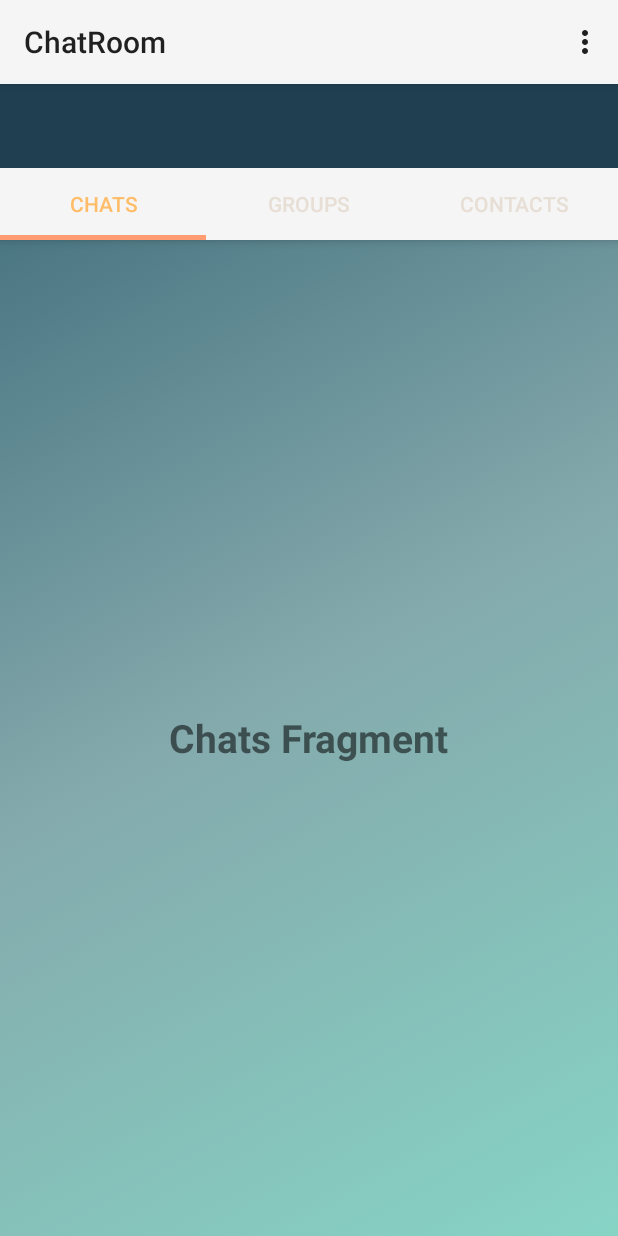
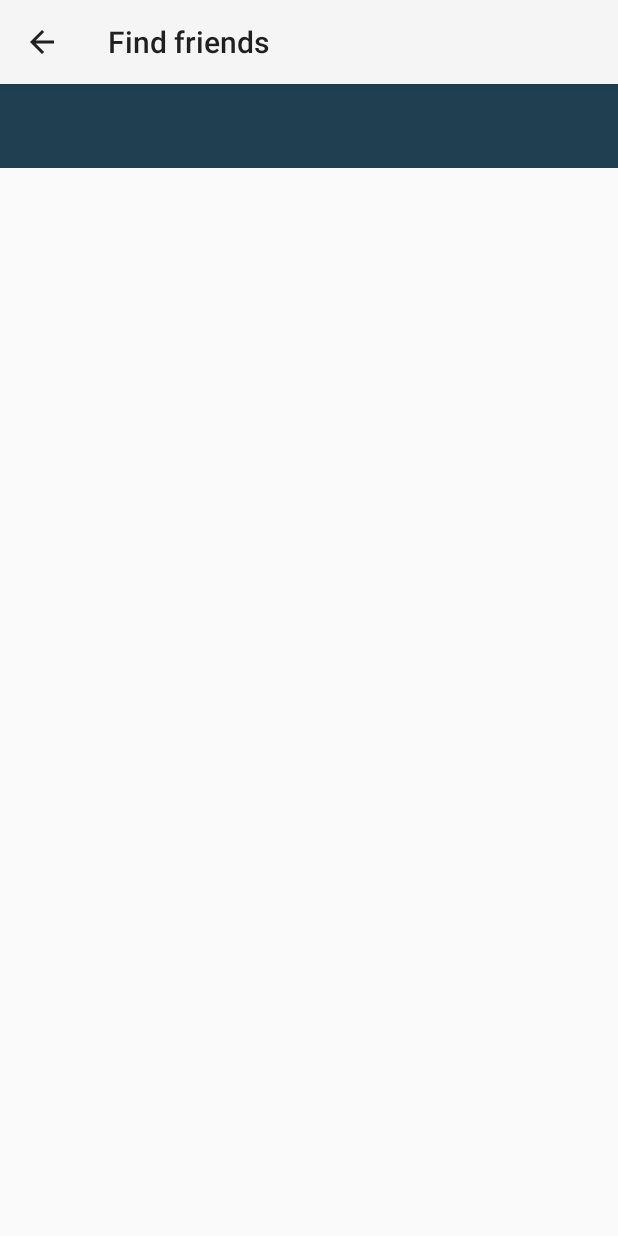
Before and after one commit to Prayanshu1308/ChatRoom, an Android app: the MainActivity screen opened directly, with no data from a screen before it, in the options menu, after a tap on "Find friends", on a phone screen of 412 x 824 dp. Run offline under Robolectric (Android 15) with nearby library versions, the phone set to English and light mode, and no system bars; our stand-ins replace CircleImageView, Firebase (no records; nobody signed in at launch, a user with empty details on screens opened directly), Picasso; 7 statements that could not run were skipped.

Commit message:
added find_friends activity

```diff
--- /dev/null
+++ b/app/src/main/java/com/example/chatroom/FindFriendsActivity.java
@@ -0,0 +1,90 @@
+package com.example.chatroom;
+
+import androidx.annotation.NonNull;
+import androidx.appcompat.app.AppCompatActivity;
+import androidx.appcompat.widget.Toolbar;
+import androidx.recyclerview.widget.LinearLayoutManager;
+import androidx.recyclerview.widget.RecyclerView;
+
+import android.os.Bundle;
+import android.view.LayoutInflater;
+import android.view.View;
+import android.view.ViewGroup;
+import android.widget.TextView;
+
+import com.firebase.ui.database.FirebaseRecyclerAdapter;
+import com.firebase.ui.database.FirebaseRecyclerOptions;
+import com.google.firebase.database.DatabaseReference;
+import com.google.firebase.database.FirebaseDatabase;
+import com.squareup.picasso.Picasso;
+
+import de.hdodenhof.circleimageview.CircleImageView;
+
+public class FindFriendsActivity extends AppCompatActivity {
+
+    private Toolbar mToolbar;
+    private RecyclerView FindFriendsRecyclerList;
+    private DatabaseReference UsersRef;
+
+    @Override
+    protected void onCreate(Bundle savedInstanceState) {
+        super.onCreate(savedInstanceState);
+        setContentView(R.layout.activity_find_friends);
+
+        UsersRef = FirebaseDatabase.getInstance().getReference().child("Users");
+
+        FindFriendsRecyclerList = (RecyclerView) findViewById(R.id.find_friends_recycler_list);
+        FindFriendsRecyclerList.setLayoutManager(new LinearLayoutManager(this));
+
+        mToolbar = (Toolbar) findViewById(R.id.find_friends_toolbar);
+        setSupportActionBar(mToolbar);
+        getSupportActionBar().setDisplayHomeAsUpEnabled(true);
+        getSupportActionBar().setDisplayShowHomeEnabled(true);
+        getSupportActionBar().setTitle("Find friends");
+
+    }
+
+    @Override
+    protected void onStart() {
+        super.onStart();
+
+        FirebaseRecyclerOptions<Contacts> options =
+                new FirebaseRecyclerOptions.Builder<Contacts>()
+                .setQuery(UsersRef, Contacts.class)
+                .build();
+
+        FirebaseRecyclerAdapter<Contacts, FindFriendViewHolder> adapter=
+            new FirebaseRecyclerAdapter<Contacts, FindFriendViewHolder>(options){
+                @Override
+                protected void onBindViewHolder(@NonNull FindFriendViewHolder holder, int position, @NonNull Contacts model) {
+                    holder.userName.setText(model.getName());
+                    holder.userStatus.setText(model.getStatus());
+                    Picasso.get().load(model.getImage()).placeholder(R.drawable.profile_image).into(holder.profileImage);
+                }
+
+                @NonNull
+                @Override
+                public FindFriendViewHolder onCreateViewHolder(@NonNull ViewGroup parent, int viewType) {
+                    View view = LayoutInflater.from(parent.getContext()).inflate(R.layout.users_display_layout, parent, false);
+                    FindFriendViewHolder viewHolder = new FindFriendViewHolder(view);
+                    return viewHolder;
+                }
+            };
+
+        FindFriendsRecyclerList.setAdapter(adapter);
+        adapter.startListening();
+
+    }
+
+    public static class FindFriendViewHolder extends RecyclerView.ViewHolder{
+        TextView userName, userStatus;
+        CircleImageView profileImage;
+
+        public FindFriendViewHolder(@NonNull View itemView) {
+            super(itemView);
+            userName = itemView.findViewById(R.id.user_profile_name);
+            userStatus = itemView.findViewById(R.id.user_status);
+            profileImage = itemView.findViewById(R.id.users_profile_image);
+        }
+    }
+}
--- a/app/src/main/java/com/example/chatroom/MainActivity.java
+++ b/app/src/main/java/com/example/chatroom/MainActivity.java
@@ -142,7 +142,7 @@ public class MainActivity extends AppCompatActivity {
             RequestNewGroup();
         }
         if (item.getItemId()==R.id.main_find_friends_options){
-
+            SendUserToFindFriendsActivity();
         }
         return true;
     }
@@ -198,4 +198,9 @@ public class MainActivity extends AppCompatActivity {
         startActivity(settingsIntent);
         finish();
     }
+
+    public void SendUserToFindFriendsActivity(){
+        Intent FindFriendsIntent = new Intent(MainActivity.this, FindFriendsActivity.class);
+        startActivity(FindFriendsIntent);
+    }
 }
--- /dev/null
+++ b/app/src/main/res/layout/activity_find_friends.xml
@@ -0,0 +1,23 @@
+<?xml version="1.0" encoding="utf-8"?>
+<RelativeLayout xmlns:android="http://schemas.android.com/apk/res/android"
+    xmlns:app="http://schemas.android.com/apk/res-auto"
+    xmlns:tools="http://schemas.android.com/tools"
+    android:layout_width="match_parent"
+    android:layout_height="match_parent"
+    tools:context=".FindFriendsActivity">
+
+    <include
+        layout="@layout/app_bar_layout"
+        android:id="@+id/find_friends_toolbar"
+        >
+    </include>
+
+    <androidx.recyclerview.widget.RecyclerView
+        android:id="@+id/find_friends_recycler_list"
+        android:layout_below="@+id/find_friends_toolbar"
+        android:layout_width="match_parent"
+        android:layout_height="match_parent"
+        android:layout_alignParentStart="true"
+        android:layout_centerVertical="true"/>
+
+</RelativeLayout>
```
Also changed, not shown: app/build.gradle (+5 -2 lines), app/src/main/AndroidManifest.xml (+8 -5 lines), app/src/main/java/com/example/chatroom/Contacts.java (added, +39 -0 lines), app/src/main/res/layout/users_display_layout.xml (added, +63 -0 lines), app/src/main/res/drawable/online.png (added).
